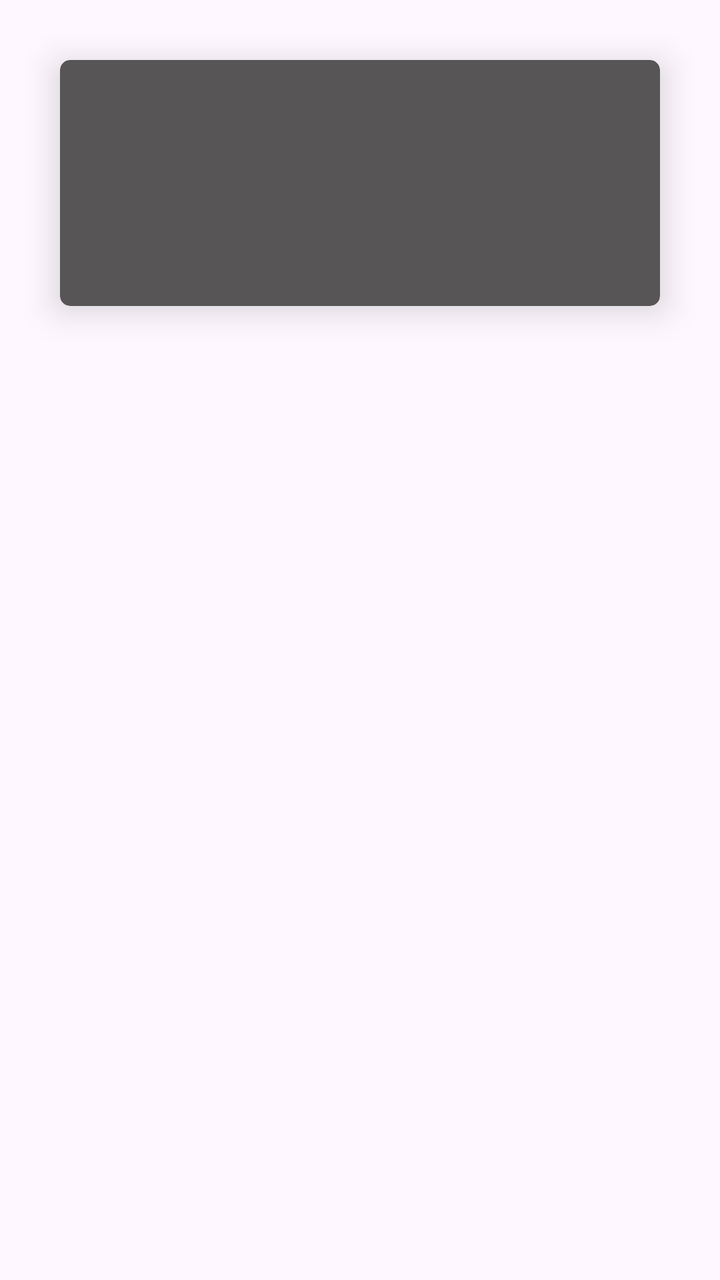
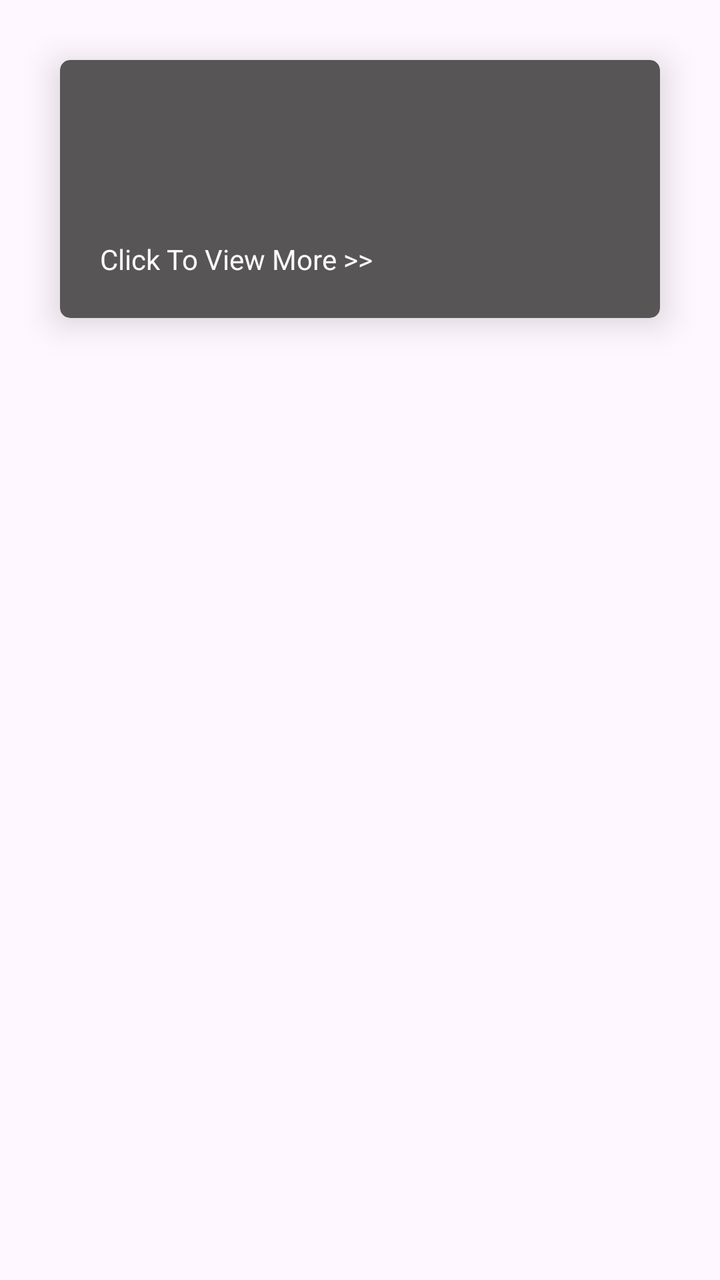

Two renders of the same Android screen: before a commit and after it. Below are the layout's source before the change and the commit's diff.
<!-- AndroidManifest.xml: application theme Theme.MajorProject -->
<!-- res/layout/history_item.xml -->
<?xml version="1.0" encoding="utf-8"?>
<LinearLayout xmlns:android="http://schemas.android.com/apk/res/android"
    xmlns:app="http://schemas.android.com/apk/res-auto"
    android:layout_width="match_parent"
    android:layout_height="wrap_content"
    android:orientation="vertical"
    android:padding="10dp">

    <androidx.cardview.widget.CardView
        android:id="@+id/historyCard"
        android:layout_width="match_parent"
        android:layout_height="wrap_content"
        android:layout_margin="20dp"
        android:background="#535050"
        android:clickable="true"
        app:cardBackgroundColor="#575555"
        app:cardCornerRadius="5dp"
        app:cardElevation="10dp"
        app:contentPadding="20dp">

        <LinearLayout
            android:id="@+id/layout"
            android:layout_width="wrap_content"
            android:layout_height="wrap_content"
            android:orientation="vertical">

            <TextView
                android:id="@+id/timestampTextView"
                android:layout_width="wrap_content"
                android:layout_height="wrap_content"
                android:textColor="@color/white"
                android:textSize="32sp"
                android:textStyle="bold" />

            <LinearLayout
                android:layout_width="wrap_content"
                android:layout_height="wrap_content"
                android:orientation="horizontal"
                android:layout_marginTop="20dp">


                
                <TextView
                    android:id="@+id/inputLabel"
                    android:layout_width="wrap_content"
                    android:layout_height="wrap_content"
                    android:textSize="25sp"
                    android:text="Your Bill: "
                    android:textStyle="bold"
                    android:visibility="gone"/>

                
                <ImageButton
                    android:id="@+id/clipboardBill"
                    android:layout_width="wrap_content"
                    android:layout_height="wrap_content"
                    android:background="@drawable/rounded_button_background"
                    android:clickable="true"
                    android:padding="10dp"
                    app:rippleColor="#FFFFFF"
                    app:srcCompat="?attr/actionModeCopyDrawable"
                    app:tint="@android:color/white"
                    android:visibility="gone"
                    android:layout_marginLeft="165dp"/>



            </LinearLayout>


            <TextView

                android:id="@+id/inputTextView"
                android:layout_width="wrap_content"
                android:layout_height="wrap_content"
                android:textSize="18sp"
                android:visibility="gone" />

        <LinearLayout
            android:layout_width="wrap_content"
            android:layout_height="wrap_content"
            android:orientation="horizontal"
            android:layout_marginTop="20dp">
            <TextView

                android:id="@+id/outputLabel"
                android:layout_width="wrap_content"
                android:layout_height="wrap_content"
                android:textSize="25sp"
                android:text="Generated Summary: "
                android:textStyle="bold"
                android:visibility="gone" />
            <ImageButton
                android:id="@+id/clipboardSummary"
                android:layout_width="wrap_content"
                android:layout_height="wrap_content"
                android:background="@drawable/rounded_button_background"
                android:clickable="true"
                android:padding="10dp"
                app:rippleColor="#FFFFFF"
                app:srcCompat="?attr/actionModeCopyDrawable"
                app:tint="@android:color/white"
                android:visibility="gone"
                android:layout_marginLeft="7dp"/>
        </LinearLayout>


            <TextView

                android:id="@+id/outputTextView"
                android:layout_width="wrap_content"
                android:layout_height="wrap_content"
                android:textSize="18sp"
                android:visibility="gone" />

        </LinearLayout>


    </androidx.cardview.widget.CardView>

</LinearLayout>
<!-- resources referenced by this layout -->
<resources>
  <color name="white">#FFFFFFFF</color>
  <!-- drawable rounded_button_background (drawable) -->
  <layer-list xmlns:android="http://schemas.android.com/apk/res/android">
  
      
      <item>
          <shape android:shape="rectangle">
              <solid android:color="#756F6F"/>
              <corners android:radius="30dp"/>
          </shape>
      </item>
  
      
      <item android:id="@android:id/mask">
          <ripple android:color="@android:color/white">
              <item>
                  <shape android:shape="rectangle">
                      <solid android:color="#756F6F" />
                      <corners android:radius="20dp" />
                  </shape>
              </item>
          </ripple>
      </item>
  </layer-list>
  <style name="Theme.MajorProject" parent="Base.Theme.MajorProject" />
  <style name="Base.Theme.MajorProject" parent="Theme.Material3.DayNight.NoActionBar">
          
          
          <item name="android:statusBarColor">@android:color/black</item>
          <item name="android:windowLightStatusBar">true</item>
  
          
          <item name="android:textSelectHandle">@drawable/pink_selection_handle</item>
      </style>
  <!-- drawable pink_selection_handle (drawable) -->
  <?xml version="1.0" encoding="utf-8"?>
  <shape xmlns:android="http://schemas.android.com/apk/res/android"
      android:shape="oval">
      <size
          android:width="20dp"
          android:height="20dp" />
      <solid android:color="#FF4081" /> 
  </shape>
</resources>

<!-- the commit's change to res/layout/history_item.xml (unified diff, before → after) -->
@@ -115,6 +115,15 @@
 
         </LinearLayout>
 
+        <TextView
+            android:id="@+id/viewMoreTextView"
+            android:layout_width="wrap_content"
+            android:layout_height="wrap_content"
+            android:layout_marginLeft="0dp"
+            android:layout_marginTop="70dp"
+            android:text="Click To View More >>"
+            android:textColor="#FBFAFA" />
+
 
     </androidx.cardview.widget.CardView>
 
